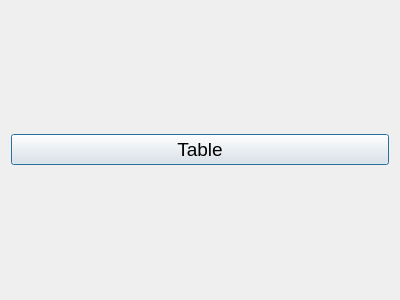
Before: the Qt Designer form ui/queriesdialog.ui in tuminskiy/CarOperation, drawn with Qt 5.
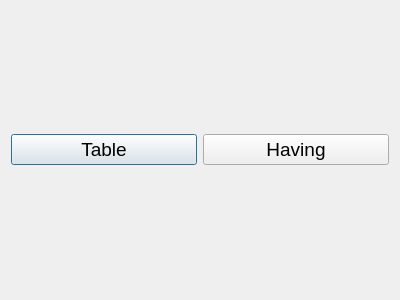
After: the same form once the commit is applied.

Commit message: Add having query

```diff
--- a/ui/queriesdialog.ui
+++ b/ui/queriesdialog.ui
@@ -29,6 +29,18 @@
      </property>
     </widget>
    </item>
+   <item row="0" column="1">
+    <widget class="QPushButton" name="bHaving">
+     <property name="font">
+      <font>
+       <pointsize>14</pointsize>
+      </font>
+     </property>
+     <property name="text">
+      <string>Having</string>
+     </property>
+    </widget>
+   </item>
   </layout>
  </widget>
  <resources/>
```
The commit also changes 8 other files.
